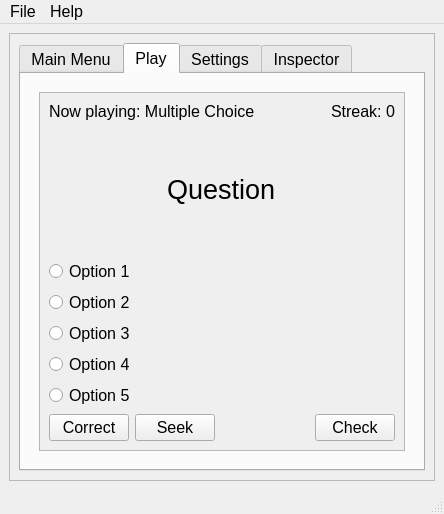
This is v2/main.ui in LuuppiChan/luupycards as Qt 5 draws it before an edit. The edited form follows.
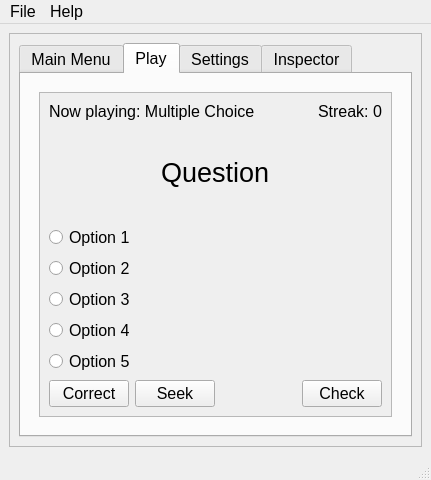
This is the edited form. The open tabs and pages were chosen to show the change. Icons and pictures are not drawn.

Diff of the .ui file:
```diff
--- a/v2/main.ui
+++ b/v2/main.ui
@@ -6,8 +6,8 @@
    <rect>
     <x>0</x>
     <y>0</y>
-    <width>444</width>
-    <height>514</height>
+    <width>431</width>
+    <height>480</height>
    </rect>
   </property>
   <property name="font">
@@ -40,8 +40,8 @@
         <rect>
          <x>0</x>
          <y>0</y>
-         <width>428</width>
-         <height>437</height>
+         <width>415</width>
+         <height>403</height>
         </rect>
        </property>
        <layout class="QGridLayout" name="gridLayout_11">
@@ -413,8 +413,8 @@
                     <rect>
                      <x>0</x>
                      <y>0</y>
-                     <width>312</width>
-                     <height>316</height>
+                     <width>371</width>
+                     <height>327</height>
                     </rect>
                    </property>
                    <layout class="QVBoxLayout" name="verticalLayout_6">
@@ -1069,7 +1069,7 @@
     <rect>
      <x>0</x>
      <y>0</y>
-     <width>444</width>
+     <width>431</width>
      <height>33</height>
     </rect>
    </property>
```
Left out of the diff: 30 changed lines with no effect on the pictures.
